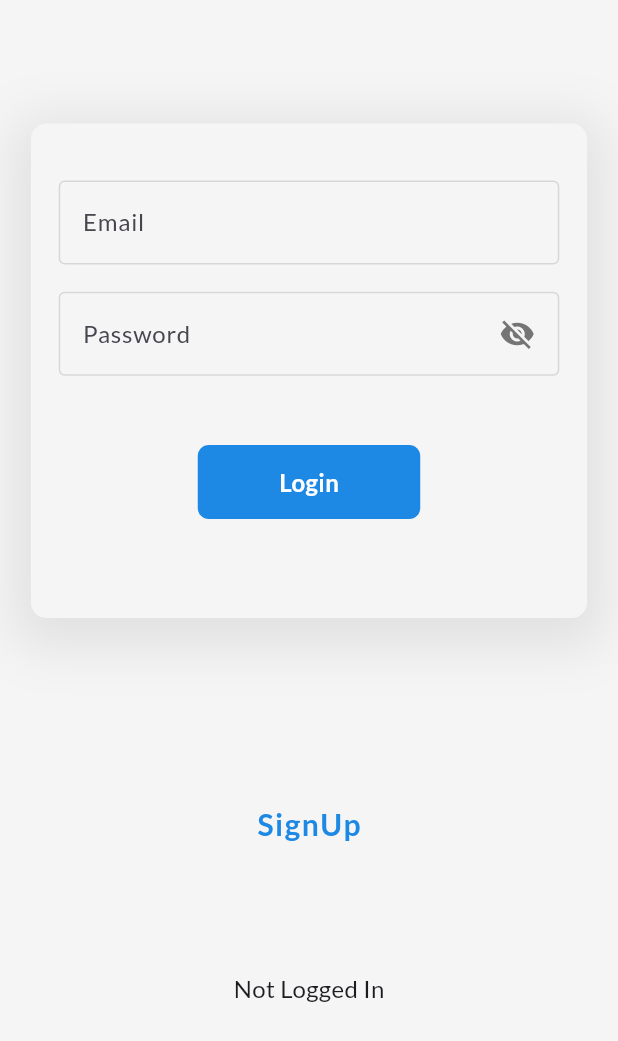
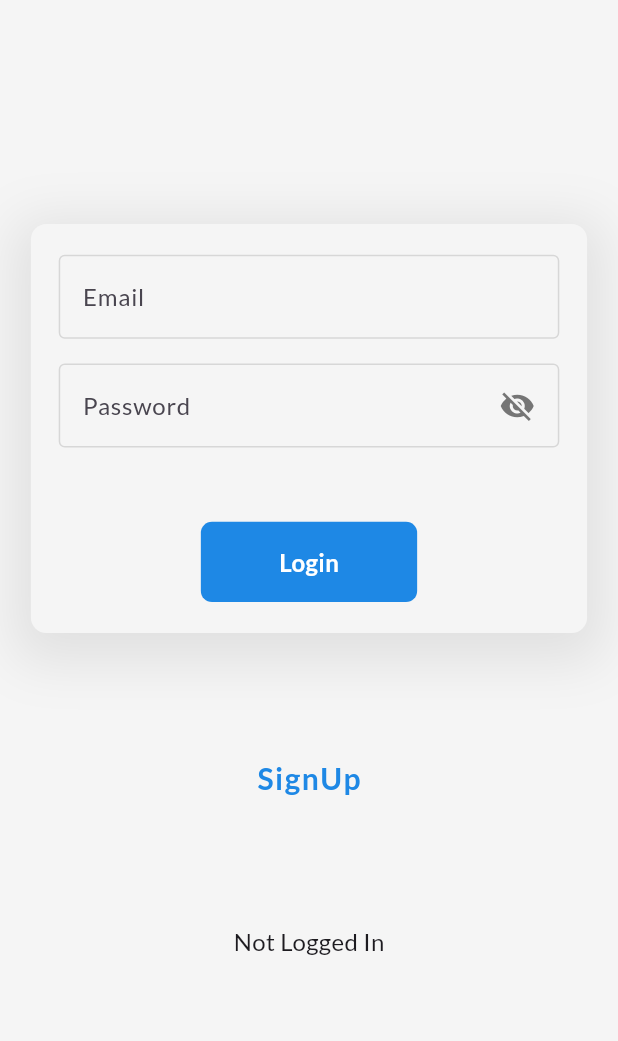
Before and after one commit to bhawesh2002/auth_screens, a Flutter app: the screen it shows after launch, after a tap on "Login", on a phone screen of 412 x 824 dp. Shown: the top 1041 px of the screen. Run offline on Flutter 3.47's test engine with Material 3 defaults, Android fonts, the phone set to English and light mode, and no system bars; our stand-ins replace firebase_auth, firebase_core, get, google_fonts; accounts and stored records are empty; generated files the repository leaves out were written again.

Commit message:
refactor: Refactor LoginPage layout using Columns

```diff
--- a/lib/pages/login_page.dart
+++ b/lib/pages/login_page.dart
@@ -45,14 +45,17 @@ class _LoginPageState extends State<LoginPage> {
     return SafeArea(
       child: Scaffold(
         resizeToAvoidBottomInset: false,
-      body: Column(children: [
-        Align(
-          alignment: Alignment.topCenter,
-          child: Container(
+        body: Align(
+          alignment: Alignment.center,
+          child: Column(
+            mainAxisAlignment: MainAxisAlignment.center,
+            children: [
+              Container(
                 width: Get.width * 0.9,
-            height: Get.height * 0.4,
-            margin:
-                EdgeInsets.only(top: MediaQuery.of(context).size.height * 0.1),
+                // height: Get.height * 0.4,
+                // margin:
+                // EdgeInsets.only(top: MediaQuery.of(context).size.height * 0.1),
+                padding: EdgeInsets.symmetric(vertical: Get.height * 0.025),
                 decoration: BoxDecoration(
                   color: Colors.grey.shade100,
                   borderRadius: BorderRadius.circular(Get.width * 0.025),
@@ -69,13 +72,10 @@ class _LoginPageState extends State<LoginPage> {
                   builder: (context, constraints) {
                     return Form(
                       key: _validationKey,
-                  child: Stack(
+                      child: Column(
+                        mainAxisAlignment: MainAxisAlignment.start,
                         children: [
-                      Positioned.fill(
-                        bottom: constraints.maxHeight * 0.6,
-                        child: Align(
-                          alignment: Alignment.center,
-                          child: SizedBox(
+                          SizedBox(
                             width: constraints.maxWidth * 0.9,
                             child: EmailTextField(
                               emailController: _emailController,
@@ -83,26 +83,26 @@ class _LoginPageState extends State<LoginPage> {
                               validator: emailValidator,
                             ),
                           ),
+                          Padding(
+                            padding: EdgeInsets.only(
+                              top: Get.height * 0.02,
                             ),
                           ),
-                      Positioned.fill(
-                        bottom: constraints.maxHeight * 0.15,
-                        child: Align(
-                          alignment: Alignment.center,
-                          child: SizedBox(
+                          SizedBox(
                             width: constraints.maxWidth * 0.9,
                             child: PasswordTextField(
                               passController: _passController,
                               passFocusNode: _passFocusNode,
                               passVisible: _passVisible,
-                                  validator: passwordValidator)),
+                              validator: passwordValidator,
                             ),
                           ),
-                      Positioned.fill(
-                        top: constraints.maxHeight * 0.45,
-                        child: Align(
-                          alignment: Alignment.center,
-                          child: Material(
+                          Padding(
+                            padding: EdgeInsets.only(
+                              bottom: Get.height * 0.06,
+                            ),
+                          ),
+                          Material(
                             borderRadius: BorderRadius.circular(
                               constraints.maxWidth * 0.02,
                             ),
@@ -138,8 +138,8 @@ class _LoginPageState extends State<LoginPage> {
                                 }
                               },
                               child: SizedBox(
-                                width: constraints.maxWidth * 0.4,
-                                height: constraints.maxHeight * 0.15,
+                                width: Get.width * 0.35,
+                                height: Get.height * 0.065,
                                 child: Center(
                                   child: logInTapped
                                       ? SizedBox.square(
@@ -162,17 +162,14 @@ class _LoginPageState extends State<LoginPage> {
                               ),
                             ),
                           ),
-                        ),
-                      ),
                         ],
                       ),
                     );
                   },
                 ),
               ),
-        ),
-        SizedBox.square(
-          dimension: Get.width * 0.3,
+              SizedBox(
+                height: Get.height * 0.1,
               ),
               GestureDetector(
                 onTap: () {
@@ -188,8 +185,8 @@ class _LoginPageState extends State<LoginPage> {
                   ),
                 ),
               ),
-        SizedBox.square(
-          dimension: Get.width * 0.2,
+              SizedBox(
+                height: Get.height * 0.1,
               ),
               Text(
                 _authStateController.user != null
@@ -198,9 +195,6 @@ class _LoginPageState extends State<LoginPage> {
                 style: const TextStyle(
                   fontSize: 16,
                 ),
-        ),
-        SizedBox.square(
-          dimension: Get.width * 0.1,
               ),
               Material(
                 borderRadius: BorderRadius.circular(8),
@@ -212,8 +206,8 @@ class _LoginPageState extends State<LoginPage> {
                   },
                   splashColor: Colors.red.shade100,
                   child: Padding(
-              padding:
-                  const EdgeInsets.symmetric(horizontal: 16.0, vertical: 8),
+                    padding: const EdgeInsets.symmetric(
+                        horizontal: 16.0, vertical: 8),
                     child: Text(
                       _authStateController.user != null ? "Log Out" : "",
                       style: TextStyle(
@@ -224,7 +218,10 @@ class _LoginPageState extends State<LoginPage> {
                   ),
                 ),
               )
-      ]),
-    ));
+            ],
+          ),
+        ),
+      ),
+    );
   }
 }
```
Lines whose indentation alone changed are shown as unchanged.
